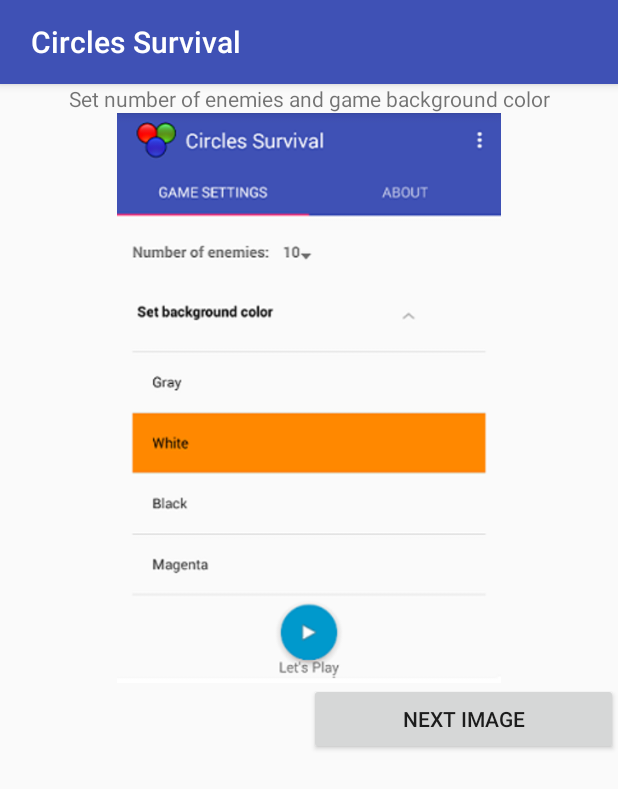
After one commit to roma-sck/CirclesSurvival, an Android app: the ImageFragment screen opened directly, with no data from a screen before it, on a phone screen of 412 x 824 dp. The commit adds this screen. Shown: the top 789 px of the screen. Run offline under Robolectric (Android 15) with nearby library versions, the phone set to English and light mode, and no system bars.

Commit message:
add how to play instructions viewPager group

```diff
--- a/app/src/main/AndroidManifest.xml
+++ b/app/src/main/AndroidManifest.xml
@@ -9,6 +9,7 @@
         android:label="@string/app_name"
         android:supportsRtl="true"
         android:theme="@style/AppTheme">
+
         <activity
             android:name="com.example.sck.circles_survival.activities.MainActivity"
             android:label="@string/app_name"
@@ -20,11 +21,15 @@
                 <category android:name="android.intent.category.LAUNCHER" />
             </intent-filter>
         </activity>
+
         <activity
             android:name="com.example.sck.circles_survival.activities.GameActivity"
             android:screenOrientation="portrait"
             android:theme="@style/AppTheme.NoActionBar">
         </activity>
+
+        <activity android:name="com.example.sck.circles_survival.activities.ImagePagerViewActivity"/>
+
     </application>
 
 </manifest>
--- /dev/null
+++ b/app/src/main/java/com/example/sck/circles_survival/Images.java
@@ -0,0 +1,20 @@
+package com.example.sck.circles_survival;
+
+import java.util.ArrayList;
+
+public final class Images {
+
+    private ArrayList<Integer> imageId;
+
+    public Images() {
+        imageId = new ArrayList<>();
+        imageId.add(R.drawable.how_to_play_img1);
+        imageId.add(R.drawable.how_to_play_img2);
+        imageId.add(R.drawable.how_to_play_img3);
+        imageId.add(R.drawable.how_to_play_img4);
+        imageId.add(R.drawable.how_to_play_img5);
+    }
+    public ArrayList<Integer> getImageItem() {
+        return imageId;
+    }
+}
--- /dev/null
+++ b/app/src/main/java/com/example/sck/circles_survival/activities/ImagePagerViewActivity.java
@@ -0,0 +1,93 @@
+package com.example.sck.circles_survival.activities;
+
+import android.os.Bundle;
+import android.support.v4.view.ViewPager;
+import android.support.v7.app.AppCompatActivity;
+import android.view.View;
+import android.view.View.OnClickListener;
+import android.widget.Button;
+import android.widget.TextView;
+
+import com.example.sck.circles_survival.Images;
+import com.example.sck.circles_survival.R;
+import com.example.sck.circles_survival.adapters.MyFragmentPagerAdapter;
+
+import java.util.ArrayList;
+
+public class ImagePagerViewActivity extends AppCompatActivity implements
+        OnClickListener, ViewPager.OnPageChangeListener {
+
+    private Button btnImagePrevious, btnImageNext;
+    private int position = 0, totalImage;
+    private ViewPager viewPager;
+    private TextView tvImgInstructions;
+
+    @Override
+    public void onCreate(Bundle savedInstanceState) {
+        super.onCreate(savedInstanceState);
+        setContentView(R.layout.activity_image_pager);
+
+        findViews();
+
+        Images imageId = new Images();
+        final ArrayList<Integer> itemData = imageId.getImageItem();
+        totalImage = itemData.size();
+
+        setPage(position);
+
+        MyFragmentPagerAdapter adapter = new MyFragmentPagerAdapter(getSupportFragmentManager(), itemData);
+        viewPager.setAdapter(adapter);
+
+        viewPager.addOnPageChangeListener(ImagePagerViewActivity.this);
+
+        btnImagePrevious.setOnClickListener(this);
+        btnImageNext.setOnClickListener(this);
+
+    }
+
+    public void findViews() {
+        viewPager = (ViewPager) findViewById(R.id.viewPager);
+        btnImagePrevious = (Button) findViewById(R.id.btnImagePrevious);
+        btnImageNext = (Button) findViewById(R.id.btnImageNext);
+        tvImgInstructions = (TextView) findViewById(R.id.text_image_instructions);
+    }
+
+    @Override
+    public void onClick(View v) {
+        if (v == btnImagePrevious) {
+            position--;
+            viewPager.setCurrentItem(position);
+        } else if (v == btnImageNext) {
+            position++;
+            viewPager.setCurrentItem(position);
+        }
+    }
+
+    @Override
+    public void onPageScrollStateChanged(int arg0) {
+    }
+
+    @Override
+    public void onPageScrolled(int arg0, float arg1, int arg2) {
+    }
+
+    @Override
+    public void onPageSelected(int position) {
+        this.position = position;
+        setPage(position);
+    }
+
+    private void setPage(int page) {
+        if (page == 0 && totalImage > 0) {
+            btnImageNext.setVisibility(View.VISIBLE);
+            btnImagePrevious.setVisibility(View.INVISIBLE);
+        } else if (page == totalImage - 1 && totalImage > 0) {
+            btnImageNext.setVisibility(View.INVISIBLE);
+            btnImagePrevious.setVisibility(View.VISIBLE);
+        } else {
+            btnImageNext.setVisibility(View.VISIBLE);
+            btnImagePrevious.setVisibility(View.VISIBLE);
+        }
+        tvImgInstructions.setText(getResources().getStringArray(R.array.images_instructions)[page]);
+    }
+}
--- a/app/src/main/java/com/example/sck/circles_survival/activities/MainActivity.java
+++ b/app/src/main/java/com/example/sck/circles_survival/activities/MainActivity.java
@@ -58,7 +58,7 @@
     private void setupViewPager(ViewPager viewPager) {
         ViewPagerAdapter viewPagerAdapter = new ViewPagerAdapter(getSupportFragmentManager());
         viewPagerAdapter.addFragment(new GameSettingsFragment(), getString(R.string.tab_game_settings_name));
-        viewPagerAdapter.addFragment(new HowToPlayFragment(), getString(R.string.tab_game_about_name));
+        viewPagerAdapter.addFragment(new HowToPlayFragment(), getString(R.string.tab_game_how_to_play_name));
         viewPager.setAdapter(viewPagerAdapter);
     }
 
--- /dev/null
+++ b/app/src/main/java/com/example/sck/circles_survival/adapters/MyFragmentPagerAdapter.java
@@ -0,0 +1,37 @@
+package com.example.sck.circles_survival.adapters;
+
+import android.support.v4.app.Fragment;
+import android.support.v4.app.FragmentManager;
+import android.support.v4.app.FragmentStatePagerAdapter;
+import android.view.ViewGroup;
+
+import com.example.sck.circles_survival.fragments.ImageFragment;
+
+import java.util.ArrayList;
+
+public class MyFragmentPagerAdapter extends FragmentStatePagerAdapter {
+
+    private ArrayList<Integer> itemData;
+
+    public MyFragmentPagerAdapter(FragmentManager fm, ArrayList<Integer> itemData) {
+        super(fm);
+        this.itemData = itemData;
+    }
+
+    @Override
+    public int getCount() {
+        return itemData.size();
+    }
+
+    @Override
+    public void destroyItem(ViewGroup container, int position, Object object) {
+        super.destroyItem(container, position, object);
+    }
+
+    @Override
+    public Fragment getItem(int position) {
+        ImageFragment f = ImageFragment.newInstance();
+        f.setImageList(itemData.get(position));
+        return f;
+    }
+}
--- a/app/src/main/java/com/example/sck/circles_survival/fragments/HowToPlayFragment.java
+++ b/app/src/main/java/com/example/sck/circles_survival/fragments/HowToPlayFragment.java
@@ -9,22 +9,23 @@
 import android.widget.Button;
 
 import com.example.sck.circles_survival.R;
+import com.example.sck.circles_survival.activities.ImagePagerViewActivity;
 
-public class HowToPlayFragment extends Fragment {
+public class HowToPlayFragment extends Fragment implements View.OnClickListener {
+
+    @Override
+    public void onActivityCreated(Bundle savedInstanceState) {
+        super.onActivityCreated(savedInstanceState);
+        Button btnHowToPlay = (Button)getActivity().findViewById(R.id.btnHowToPlay);
+        btnHowToPlay.setOnClickListener(this);
+    }
 
     @Override
     public View onCreateView(LayoutInflater inflater, ViewGroup container, Bundle savedInstanceState) {
-        View view = inflater.inflate(R.layout.fragment_how_to_play, container, false);
-        Button btnHowToPlay = (Button)getActivity().findViewById(R.id.btnHowToPlay);
-        btnHowToPlay.setOnClickListener(btnHowToPlayOnClickListener);
-        return view;
+        return inflater.inflate(R.layout.fragment_how_to_play, container, false);
     }
 
-    View.OnClickListener btnHowToPlayOnClickListener = new View.OnClickListener() {
-        @Override
-        public void onClick(View v) {
-            startActivity(new Intent(getActivity(), ImagePagerViewActivity.class));
-        }
-    };
-
+    public void onClick(View view) {
+        startActivity(new Intent(getActivity(), ImagePagerViewActivity.class));
+    }
 }
--- /dev/null
+++ b/app/src/main/java/com/example/sck/circles_survival/fragments/ImageFragment.java
@@ -0,0 +1,67 @@
+package com.example.sck.circles_survival.fragments;
+
+import android.graphics.Bitmap;
+import android.graphics.BitmapFactory;
+import android.os.Bundle;
+import android.support.v4.app.Fragment;
+import android.view.LayoutInflater;
+import android.view.View;
+import android.view.ViewGroup;
+import android.widget.ImageView;
+
+import com.example.sck.circles_survival.R;
+
+public class ImageFragment extends Fragment {
+
+    private Integer imgsItemData;
+    private Bitmap myBitmap;
+    private ImageView imageView;
+
+    public static ImageFragment newInstance() {
+        return new ImageFragment();
+    }
+
+    @Override
+    public void onCreate(Bundle savedInstanceState) {
+        super.onCreate(savedInstanceState);
+    }
+
+    @Override
+    public View onCreateView(LayoutInflater inflater, ViewGroup container,
+                             Bundle savedInstanceState) {
+        View root = inflater.inflate(R.layout.image_view, container, false);
+        imageView = (ImageView) root.findViewById(R.id.imageView);
+        setImageInViewPager();
+        return root;
+    }
+
+    public void setImageList(Integer integer) {
+        this.imgsItemData = integer;
+    }
+
+    public void setImageInViewPager() {
+        try {
+            myBitmap = BitmapFactory.decodeResource(getResources(), imgsItemData);
+            if (myBitmap != null) {
+                try {
+                    if (imageView != null) {
+                        imageView.setImageBitmap(myBitmap);
+                    }
+                } catch (Exception e) {
+                    e.printStackTrace();
+                }
+            }
+        } catch (OutOfMemoryError e) {
+            e.printStackTrace();
+            System.gc();
+        }
+    }
+    @Override
+    public void onDestroyView() {
+        super.onDestroyView();
+        if (myBitmap != null) {
+            myBitmap.recycle();
+            myBitmap = null;
+        }
+    }
+}
--- /dev/null
+++ b/app/src/main/res/layout/activity_image_pager.xml
@@ -0,0 +1,53 @@
+<?xml version="1.0" encoding="utf-8"?>
+<LinearLayout xmlns:android="http://schemas.android.com/apk/res/android"
+    android:orientation="vertical"
+    android:layout_centerVertical="true"
+    android:layout_width="match_parent"
+    android:layout_height="match_parent">
+
+    <TextView
+        android:id="@+id/text_image_instructions"
+        android:layout_width="match_parent"
+        android:layout_height="wrap_content"
+        android:gravity="center_horizontal" />
+
+    <android.support.v4.view.ViewPager
+        android:id="@+id/viewPager"
+        android:layout_gravity="center_horizontal"
+        android:layout_width="match_parent"
+        android:layout_height="380dp">
+
+        <include layout="@layout/image_view" />
+
+    </android.support.v4.view.ViewPager>
+
+    <!--<TextView-->
+        <!--android:id="@+id/text_image_instructions"-->
+        <!--android:layout_width="match_parent"-->
+        <!--android:layout_height="wrap_content"-->
+        <!--android:gravity="center_horizontal" />-->
+
+    <LinearLayout
+        android:id="@+id/buttons"
+        android:orientation="horizontal"
+        android:layout_width="match_parent"
+        android:layout_height="match_parent">
+
+        <Button
+            android:id="@+id/btnImagePrevious"
+            android:layout_width="match_parent"
+            android:layout_height="wrap_content"
+            android:layout_weight="1"
+            android:text="@string/btn_image_previous" />
+
+        <Button
+            android:id="@+id/btnImageNext"
+            android:layout_width="match_parent"
+            android:layout_height="wrap_content"
+            android:layout_weight="1"
+            android:text="@string/btn_image_next" />
+
+    </LinearLayout>
+
+
+</LinearLayout>
--- /dev/null
+++ b/app/src/main/res/layout/image_view.xml
@@ -0,0 +1,14 @@
+<?xml version="1.0" encoding="utf-8"?>
+<LinearLayout xmlns:android="http://schemas.android.com/apk/res/android"
+        android:orientation="vertical"
+        android:layout_width="wrap_content"
+        android:layout_height="wrap_content"
+        android:weightSum="1">
+
+        <ImageView
+            android:id="@+id/imageView"
+            android:layout_width="wrap_content"
+            android:layout_height="wrap_content"
+            android:layout_gravity="center" />
+
+</LinearLayout>
--- a/app/src/main/res/values/strings.xml
+++ b/app/src/main/res/values/strings.xml
@@ -17,7 +17,7 @@
     <string name="email_dialog_header">Send email</string>
 
     <string name="tab_game_settings_name">"Game Settings"</string>
-    <string name="tab_game_about_name">"About"</string>
+    <string name="tab_game_how_to_play_name">"How To Play"</string>
 
     <string name="text_num_of_enemies">"Number of enemies: "</string>
 
@@ -48,4 +48,15 @@
 
     <string name="btn_how_to_play">"WATCH HOW TO PLAY"</string>
 
+    <string name="btn_image_previous">PREVIOUS IMAGE</string>
+    <string name="btn_image_next">NEXT IMAGE</string>
+
+    <string-array name="images_instructions">
+        <item>Set number of enemies and game background color</item>
+        <item>Run away from red circles and eat greens</item>
+        <item>Eat more greens and grow</item>
+        <item>Eat more and more)</item>
+        <item>When you ate all circles, the game is over.\n Press OK to play again</item>
+    </string-array>
+
     </resources>
```
Also changed, not shown: app/src/main/res/drawable/how_to_play_img1.png (added), app/src/main/res/drawable/how_to_play_img2.png (added), app/src/main/res/drawable/how_to_play_img3.png (added), app/src/main/res/drawable/how_to_play_img4.png (added), app/src/main/res/drawable/how_to_play_img5.png (added), 1 other file.
